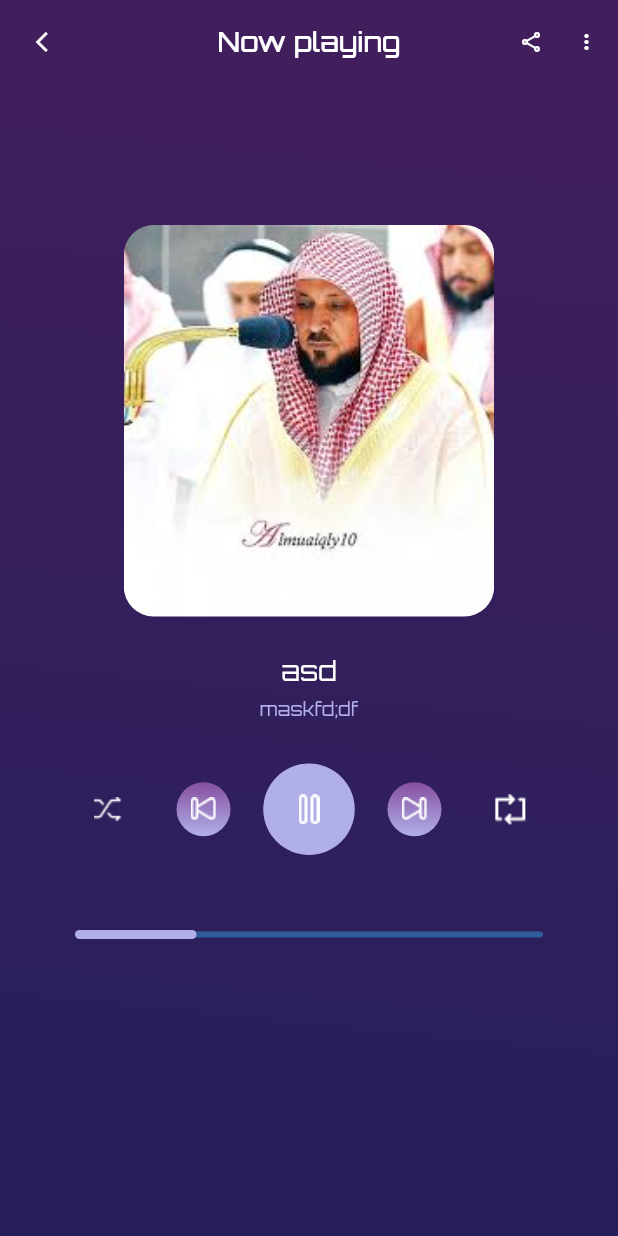
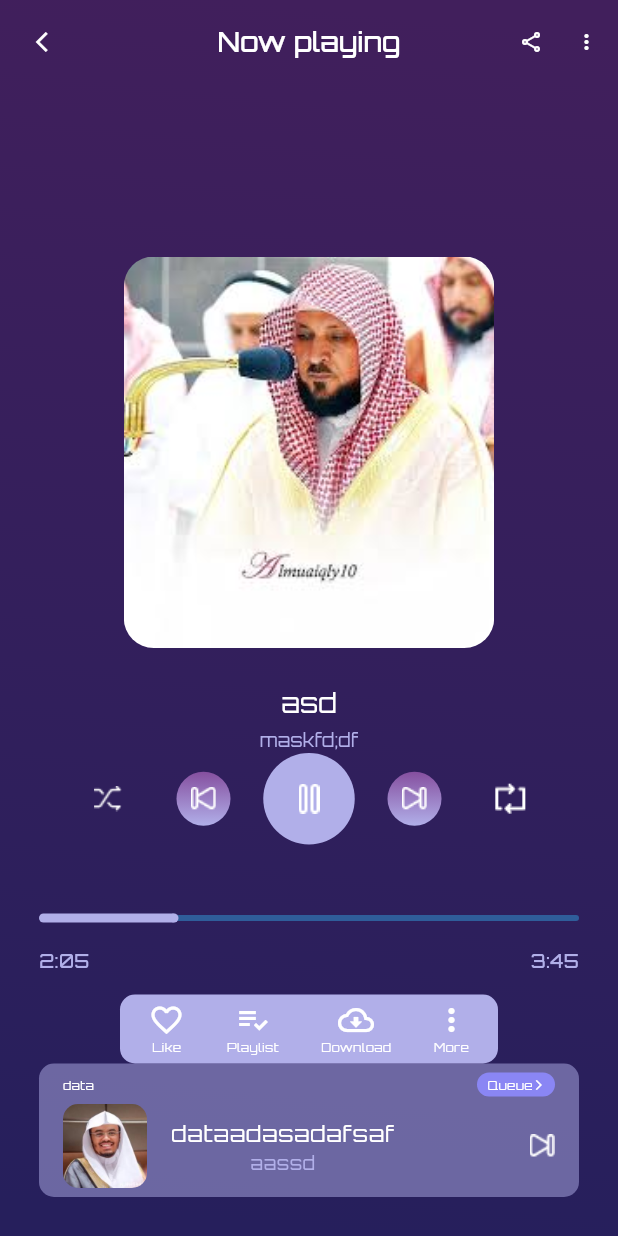
Before and after one commit to Amro27code/quran_app, a Flutter app: the PlayScreen screen opened by its route, on a phone screen of 412 x 824 dp. Run offline on Flutter 3.47's test engine with Material 3 defaults, Android fonts, the phone set to English and light mode, and no system bars; missing offline and left inert: dart:js_interop.

Commit message:
finish app design

```diff
--- a/lib/controller/play_controller.dart
+++ b/lib/controller/play_controller.dart
@@ -1,6 +1,8 @@
+import 'package:flutter/material.dart';
 import 'package:quran_app/core/other/image_path_manager.dart';
 
 class PlayController {
+
   static const List<String> actionsPlay = [
     ImagePathManager.shuffle,
     ImagePathManager.back,
@@ -8,4 +10,19 @@ class PlayController {
     ImagePathManager.next,
     ImagePathManager.repeat,
   ];
+
+  static List<EditsPlayModel> listToolPlay = [
+    EditsPlayModel(icon: Icons.favorite_border, text: "Like"),
+    EditsPlayModel(icon: Icons.playlist_add_check, text: "Playlist"),
+    EditsPlayModel(icon: Icons.cloud_download_outlined, text: "Download"),
+    EditsPlayModel(icon: Icons.more_vert, text: "More"),
+  ];
+
+
 }
+class EditsPlayModel {
+  IconData icon;
+  String text;
+
+  EditsPlayModel({required this.icon, required this.text});
+}
--- a/lib/feature/play/screens/play_screen.dart
+++ b/lib/feature/play/screens/play_screen.dart
@@ -1,8 +1,10 @@
 import 'package:flutter/material.dart';
 import 'package:quran_app/app/widgets.dart';
+import 'package:quran_app/feature/play/widgets/custom_next_sound.dart';
 import 'package:quran_app/feature/play/widgets/custom_actions.dart';
 import 'package:quran_app/feature/play/widgets/custom_app_bar.dart';
 import 'package:quran_app/feature/play/widgets/custom_detail_sound.dart';
+import 'package:quran_app/feature/play/widgets/custom_tool_play.dart';
 
 class PlayScreen extends StatelessWidget {
   const PlayScreen({super.key});
@@ -13,47 +15,25 @@ class PlayScreen extends StatelessWidget {
       extendBodyBehindAppBar: true,
       appBar: customAppBar(title: "Now playing"),
       body: backgroundGradiant(
+        child: SafeArea(
           child: Padding(
             padding: const EdgeInsets.all(26.0),
             child: Column(
               children: [
-              const SizedBox(height: 124),
+                Spacer(),
+                // const SizedBox(height: 124),
                 CustomDetailSound(),
-              const SizedBox(height: 28),
+                // const SizedBox(height: 28),
                 customActions(value: 50, onChanged: (value) {}),
-
-              // const SizedBox(height: 36),
+                const SizedBox(height: 14),
+                customToolPlay(),
+                // const SizedBox(height: 32),
+                customNextSound(),
               ],
+            ),
           ),
         ),
       ),
     );
   }
 }
-
-// class A extends StatelessWidget implements PreferredSizeWidget {
-//   const A({super.key});
-//
-//   @override
-//   Widget build(BuildContext context) {
-//     return AppBar(
-//       backgroundColor: Colors.transparent,
-//       foregroundColor: ColorManager.whiteColor,
-//       leading: Icon(Icons.arrow_back_ios_sharp, size: 16),
-//       title: Text("Now playing", style: TextStyle(fontSize: 18, fontWeight: .w500)),
-//       centerTitle: true,
-//       actions: [
-//
-//         Icon(Icons.share_outlined, size: 16),
-//         const SizedBox(width: 21),
-//         Icon(Icons.more_vert, size: 16),
-//         const SizedBox(width: 13),
-//       ],
-//     );
-//   }
-//
-//   @override
-//   // TODO: implement preferredSize
-//
-//   Size get preferredSize => Size.fromHeight(kToolbarHeight);
-// }
--- a/lib/feature/play/widgets/custom_actions.dart
+++ b/lib/feature/play/widgets/custom_actions.dart
@@ -8,7 +8,6 @@ Column customActions({
   required ValueChanged<double> onChanged,
 }) {
   return Column(
-    spacing: 29,
     children: [
       Row(
         mainAxisAlignment: .spaceEvenly,
@@ -20,10 +19,13 @@ Column customActions({
           minSize(imagePath: ImagePathManager.repeat),
         ],
       ),
+      const SizedBox(height: 29,),
       SliderTheme(
         data: SliderThemeData(
           // thumbShape:SliderComponentShape.noThumb
           thumbShape: RoundedSliderThumbShape(),
+          padding: const EdgeInsets.all(0),
+          overlayShape: SliderComponentShape.noOverlay,
         ),
         child: Slider(
           value: value,
@@ -33,6 +35,27 @@ Column customActions({
           inactiveColor: Color(0xff2F5D9A),
           onChanged: onChanged,
         ),
+      ),
+      Row(
+        mainAxisAlignment: .spaceBetween,
+        children: [
+          Text(
+            "2:05",
+            style: TextStyle(
+              color: ColorManager.onbSecondary2,
+              fontSize: 12,
+              fontWeight: .w500,
+            ),
+          ),
+          Text(
+            "3:45",
+            style: TextStyle(
+              color: ColorManager.onbSecondary2,
+              fontSize: 12,
+              fontWeight: .w500,
+            ),
+          ),
+        ],
       ),
     ],
   );
--- /dev/null
+++ b/lib/feature/play/widgets/custom_next_sound.dart
@@ -0,0 +1,90 @@
+import 'dart:ui';
+
+import 'package:flutter/material.dart';
+import 'package:quran_app/core/other/color_manager.dart';
+import 'package:quran_app/core/other/image_path_manager.dart';
+
+Container customNextSound() {
+  return Container(
+    decoration: BoxDecoration(
+      color: ColorManager.onbSecondary2.withAlpha(127),
+      borderRadius: BorderRadiusGeometry.circular(10),
+    ),
+    child: Padding(
+      padding: const EdgeInsets.symmetric(horizontal: 16.0, vertical: 6),
+      child: Column(
+        crossAxisAlignment: .start,
+        spacing: 5,
+        children: [
+          Row(
+            mainAxisAlignment: .spaceBetween,
+            children: [
+              Text(
+                "data",
+                style: TextStyle(color: ColorManager.whiteColor, fontSize: 8),
+              ),
+              Container(
+                width: 52,
+                height: 16,
+                // padding: const EdgeInsets.all(6),
+                decoration: BoxDecoration(
+                  borderRadius: BorderRadiusGeometry.circular(50),
+                  color: Color(0xff8A86F4),
+                ),
+                child: Row(
+                  mainAxisAlignment: .center,
+                  children: [
+                    Text(
+                      "Queue",
+                      style: TextStyle(
+                        fontSize: 8,
+                        color: ColorManager.whiteColor,
+                      ),
+                    ),
+                    Icon(
+                      Icons.arrow_forward_ios,
+                      size: 8,
+                      color: ColorManager.whiteColor,
+                    ),
+                  ],
+                ),
+              ),
+            ],
+          ),
+          ListTile(
+            contentPadding: const EdgeInsets.all(0),
+            leading: ClipRRect(
+              borderRadius: BorderRadiusGeometry.circular(10),
+              child: Image(image: AssetImage(ImagePathManager.yaser)),
+            ),
+            title: Align(
+              alignment: .centerStart,
+              child: Column(
+                // crossAxisAlignment: .start,
+                mainAxisSize: .min,
+                mainAxisAlignment: .center,
+                children: [
+                  Text(
+                    "dataadasadafsaf",
+                    style: TextStyle(
+                      color: ColorManager.whiteColor,
+                      fontSize: 15,
+                    ),
+                  ),
+                  Text(
+                    "aassd",
+                    style: TextStyle(
+                      color: ColorManager.onbSecondary2,
+                      fontSize: 12,
+                    ),
+                  ),
+                ],
+              ),
+            ),
+            trailing: Image(image: AssetImage(ImagePathManager.next)),
+          ),
+        ],
+      ),
+    ),
+  );
+}
--- /dev/null
+++ b/lib/feature/play/widgets/custom_tool_play.dart
@@ -0,0 +1,78 @@
+import 'package:flutter/material.dart';
+import 'package:quran_app/controller/play_controller.dart';
+import 'package:quran_app/core/other/color_manager.dart';
+
+Container customToolPlay() {
+  return Container(
+    width: 252,
+    height: 46,
+    decoration: BoxDecoration(
+      color: ColorManager.onbSecondary2,
+      borderRadius: BorderRadiusGeometry.circular(10),
+    ),
+    padding: const EdgeInsets.all(5.0),
+    child: Row(
+      mainAxisAlignment: .spaceAround,
+      crossAxisAlignment: .center,
+      children: List.generate(
+        PlayController.listToolPlay.length,
+        (index) => Column(
+          children: [
+            Icon(
+              PlayController.listToolPlay[index].icon,
+              color: ColorManager.whiteColor,
+            ),
+            Text(
+              PlayController.listToolPlay[index].text,
+              style: TextStyle(color: ColorManager.whiteColor, fontSize: 8),
+            ),
+          ],
+        ),
+      ),
+    ),
+    // ListView.separated(
+    //   padding: const EdgeInsets.all(5),
+    //   physics: NeverScrollableScrollPhysics(),
+    //   scrollDirection: .horizontal,
+    //   itemBuilder: (context, index) => Column(
+    //     children: [
+    //       Icon(_list[index].icon, color: ColorManager.whiteColor),
+    //       Text(
+    //         _list[index].text,
+    //         style: TextStyle(
+    //           color: ColorManager.whiteColor,
+    //           fontSize: 8,
+    //         ),
+    //       ),
+    //     ],
+    //   ),
+    //
+    //   separatorBuilder: (context, index) =>
+    //       const SizedBox(width: 23),
+    //   itemCount: _list.length,
+    // ),
+
+    // Row(
+    //   mainAxisSize: .min,
+    //   spacing: 32,
+    //   children: [
+    //     Column(
+    //       children: [Icon(Icons.favorite_border), Text("Like")],
+    //     ),
+    //     Column(
+    //       children: [
+    //         Icon(Icons.playlist_add_check),
+    //         Text("Playlist"),
+    //       ],
+    //     ),
+    //     Column(
+    //       children: [
+    //         Icon(Icons.cloud_download_outlined),
+    //         Text("Download"),
+    //       ],
+    //     ),
+    //     Column(children: [Icon(Icons.more_vert), Text("More")]),
+    //   ],
+    // ),
+  );
+}
```
Lines whose indentation alone changed are shown as unchanged.
